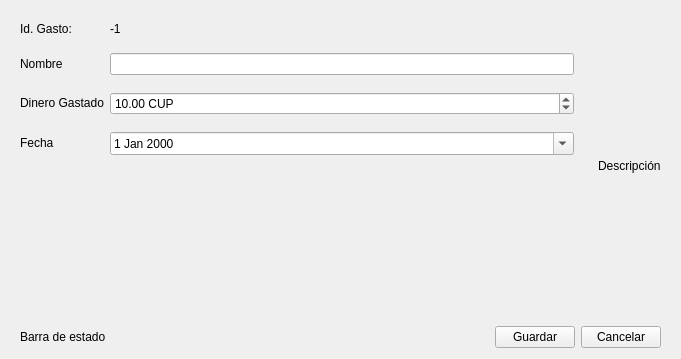
This is view/ui/expense_form.ui in R0land013/blue-pos as Qt 5 draws it before an edit. The edited form follows.
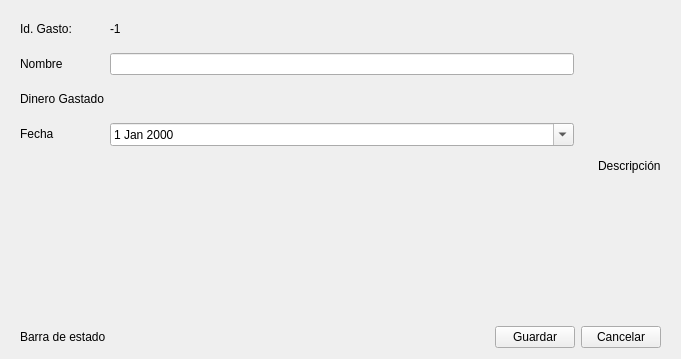
This is the edited form.

What changed in the file:
```diff
--- a/view/ui/expense_form.ui
+++ b/view/ui/expense_form.ui
@@ -105,25 +105,6 @@
            </property>
           </widget>
          </item>
-         <item row="2" column="1">
-          <widget class="QDoubleSpinBox" name="spent_money_spin_box">
-           <property name="suffix">
-            <string> CUP</string>
-           </property>
-           <property name="minimum">
-            <double>0.010000000000000</double>
-           </property>
-           <property name="maximum">
-            <double>100000000000000000.000000000000000</double>
-           </property>
-           <property name="singleStep">
-            <double>10.000000000000000</double>
-           </property>
-           <property name="value">
-            <double>10.000000000000000</double>
-           </property>
-          </widget>
-         </item>
          <item row="1" column="0">
           <widget class="QLabel" name="label_3">
            <property name="sizePolicy">
```
Left out of the diff: 2 changed lines with no effect on the pictures.
